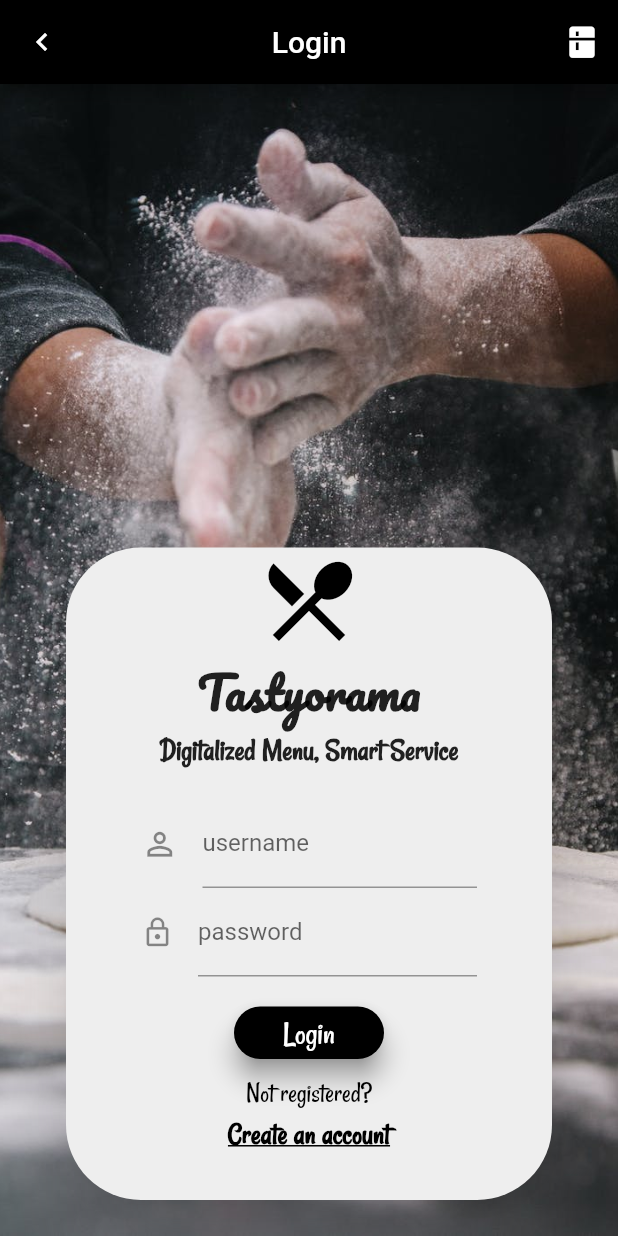
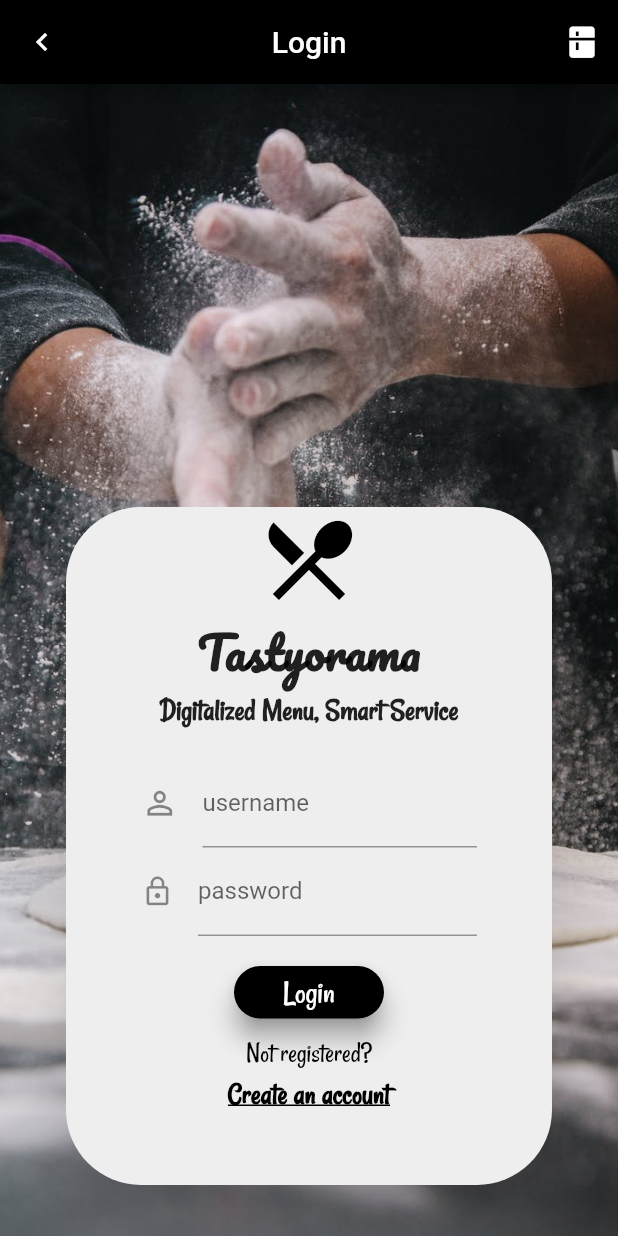
Before and after one commit to 20bvsa56/FYP, a Flutter app: the screen it shows after launch, after a tap on "Login", on a phone screen of 412 x 824 dp. Run offline on Flutter 3.47's test engine with Material 2 defaults, Android fonts, the light colour scheme and no system bars; our stand-ins replace carousel_pro.

```diff
--- a/lib/KitchenStaff/login.dart
+++ b/lib/KitchenStaff/login.dart
@@ -31,6 +31,7 @@ class _LoginState extends State<Login> {
           centerTitle: true,
        ),
        body: Stack(
+         fit: StackFit.expand,
         children: <Widget>[
           Container(
             decoration: BoxDecoration(
@@ -41,8 +42,8 @@ class _LoginState extends State<Login> {
             ),
           ),
           Positioned(
-            height: 443,
-            bottom: 20.0,
+            height: 460,
+            bottom: 30.0,
             left: 40.0,
             right: 40.0,
             child: Card(
--- a/lib/KitchenStaff/signup.dart
+++ b/lib/KitchenStaff/signup.dart
@@ -31,6 +31,7 @@ class _SignUpState extends State<SignUp> {
           centerTitle: true,
         ),
         body: Stack(
+          fit: StackFit.expand,
         children: <Widget>[
           Container(
             decoration: BoxDecoration(
@@ -41,8 +42,8 @@ class _SignUpState extends State<SignUp> {
             ),
           ),
           Positioned(
-            height: 450,
-            bottom: 100.0,
+            height: 460,
+            bottom: 30.0,
             left: 40.0,
             right: 40.0,
             child: Card(
--- a/lib/MenuGroup/special.dart
+++ b/lib/MenuGroup/specialPage.dart
@@ -1,5 +1,6 @@
 import 'package:flutter/material.dart';
 import 'imagecarousel.dart';
+import 'specialItems.dart';
 
 class Special extends StatefulWidget {
   Special({Key key}) : super(key: key);
@@ -18,9 +19,7 @@ class _SpecialState extends State<Special> {
         body: Column(
           children: <Widget>[
             ImageCarousel(),
-            Container(
-
-            ),
+            SpecialItems(),
           ],
         ),
       ),
--- a/lib/MenuGroup/view.dart
+++ b/lib/MenuGroup/view.dart
@@ -1,6 +1,6 @@
 import 'package:flutter/material.dart';
 import 'appbar.dart';
-import 'special.dart';
+import 'specialPage.dart';
 import 'receipt.dart';
 import 'menucategory.dart';
 
--- a/lib/home.dart
+++ b/lib/home.dart
@@ -32,6 +32,7 @@ class _HomeState extends State<Home> {
           centerTitle: true,
       ),
       body: Stack(
+        fit: StackFit.expand,
         children: <Widget>[
           Container(
             decoration: BoxDecoration(
@@ -42,8 +43,8 @@ class _HomeState extends State<Home> {
             ),
           ),
           Positioned(
-            height: 400,
-            bottom: 20.0,
+            height: 420,
+            bottom: 30.0,
             left: 40.0,
             right: 40.0,
 
--- a/lib/main.dart
+++ b/lib/main.dart
@@ -3,7 +3,6 @@ import 'home.dart';
 import 'KitchenStaff/Login.dart';
 import 'MenuGroup/view.dart';
 import 'KitchenStaff/signup.dart';
-import 'MenuGroup/special.dart';
 
 
 void main() => runApp(MyApp());
```
Also changed, not shown: lib/MenuGroup/imagecarousel.dart (+5 -2 lines), lib/MenuGroup/specialItems.dart (added, +62 -0 lines), images/bacon_cheese.jpg (added), images/breakfast.jpeg (added), images/pasta.jpeg (added), images/salad.jpeg (added).
